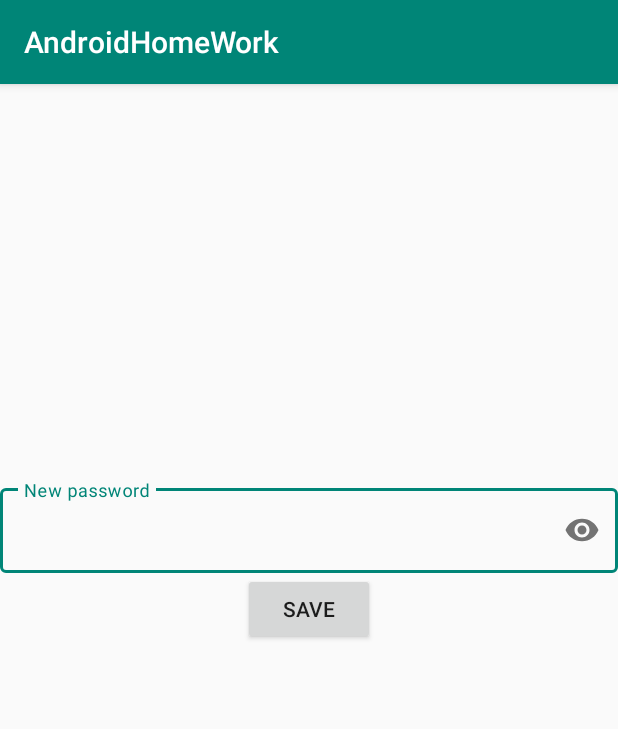
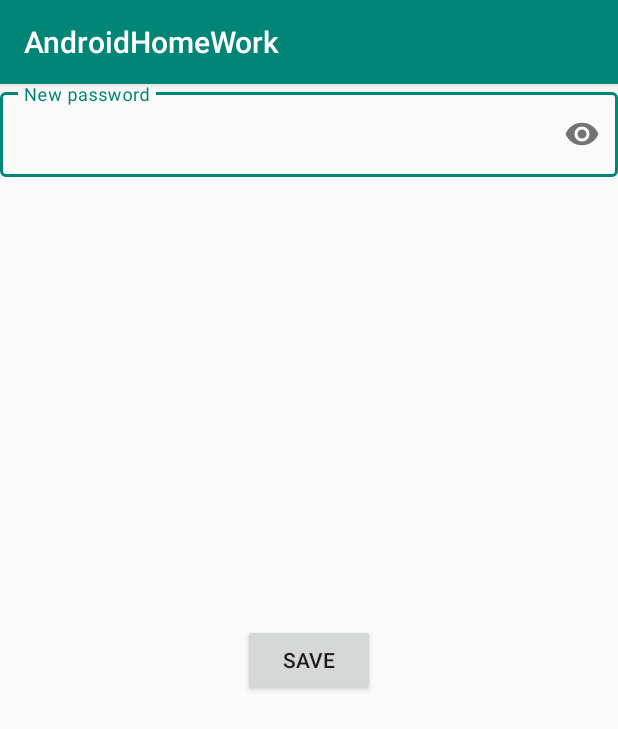
Before and after one commit to DinaShafeeva/AndroidHomeWork, an Android app: the screen it shows after launch (ResetPasswordActivity), after a tap on "RESET PASSWORD", on a phone screen of 412 x 824 dp. Shown: the top 729 px of the screen. Run offline under Robolectric (Android 15) with nearby library versions, the phone set to English and light mode, and no system bars.

Commit message:
Fixed bugs 2.0

```diff
--- a/app/src/main/java/com/example/androidhomework/MainActivity.kt
+++ b/app/src/main/java/com/example/androidhomework/MainActivity.kt
@@ -14,12 +14,7 @@ class MainActivity : AppCompatActivity() {
     override fun onCreate(savedInstanceState: Bundle?) {
         super.onCreate(savedInstanceState)
         setContentView(R.layout.activity_main)
-        button_reset.setOnClickListener(object : View.OnClickListener {
-             override fun onClick(view: View): Unit {
-                val intent = Intent(this@MainActivity, ResetPasswordActivity::class.java);
-                startActivity(intent); }
-        })
-
+        button_reset.setOnClickListener {onClick2()};
         button_login.setOnClickListener{ onClick() };
 
         et_sign_in_pass.addTextChangedListener(object : TextWatcher {
@@ -43,6 +38,10 @@ class MainActivity : AppCompatActivity() {
             startActivity(intent)
         }else setPasswordError()
     }
+    fun onClick2() {
+        val intent = Intent(this, ResetPasswordActivity::class.java)
+        startActivity(intent)
+    }
 
     fun setPasswordError() {
         ti_sign_in_pass.error = getString(R.string.validate_password)
--- a/app/src/main/res/layout/activity_reset_password.xml
+++ b/app/src/main/res/layout/activity_reset_password.xml
@@ -11,7 +11,6 @@
             style="@style/Widget.MaterialComponents.TextInputLayout.OutlinedBox"
             android:layout_width="0dp"
             android:layout_height="wrap_content"
-            android:layout_marginTop="264dp"
             android:gravity="center"
             app:layout_constraintEnd_toEndOf="parent"
             app:layout_constraintHorizontal_bias="0.0"
@@ -27,15 +26,20 @@
                 android:inputType="textPassword"
                 android:textSize="16sp" />
 
+    </com.google.android.material.textfield.TextInputLayout>
+
+
+    <LinearLayout
+            android:layout_width="match_parent"
+            android:layout_height="match_parent"
+            android:gravity="center"
+            android:orientation="vertical"
+            app:layout_constraintStart_toStartOf="parent">
+
         <Button
                 android:id="@+id/button_reset_2"
                 android:layout_width="wrap_content"
                 android:layout_height="wrap_content"
-                android:text="Save"
-                app:layout_constraintEnd_toEndOf="parent"
-                app:layout_constraintStart_toStartOf="parent"
-                app:layout_constraintTop_toBottomOf="@id/ti_pass" />
-    </com.google.android.material.textfield.TextInputLayout>
-
-
+                android:text="Save" />
+    </LinearLayout>
 </android.support.constraint.ConstraintLayout>
```
Also changed, not shown: app/src/main/res/layout/activity_final.xml (+7 -10 lines).
